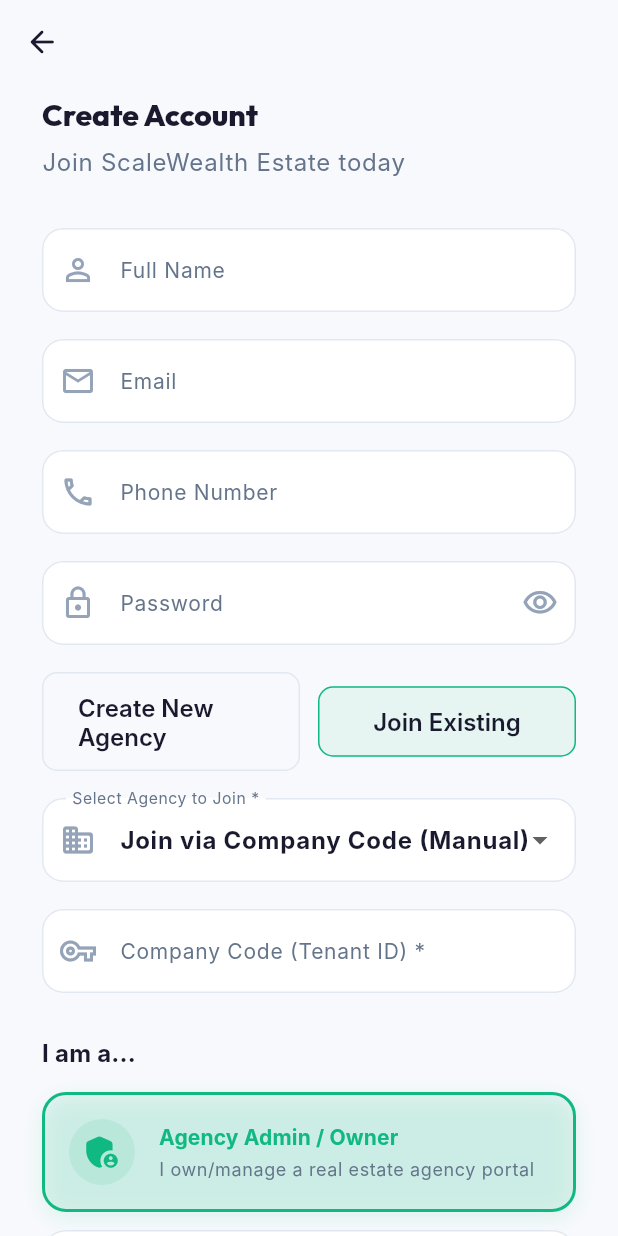
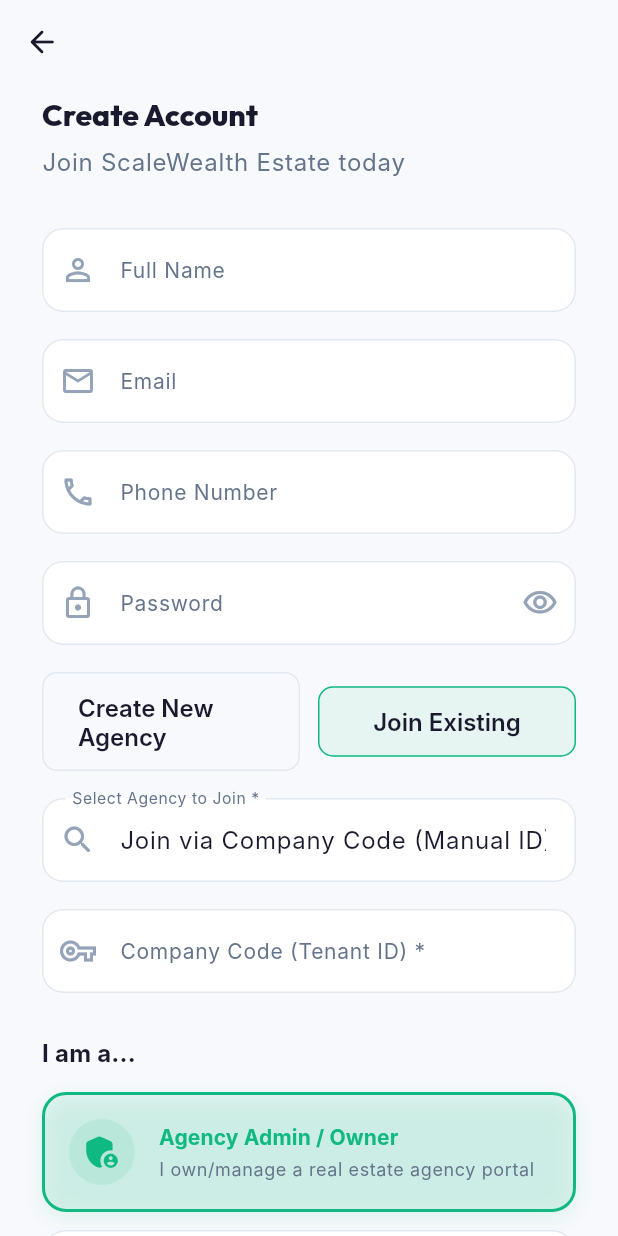
Before and after one commit to pastrola1-cmd/nissieidealsheltersLtd, a Flutter app: the SignupScreen screen opened by its route, after a tap on "Agency Admin / Owner", after a tap on "Join Existing", on a phone screen of 412 x 824 dp. Run offline on Flutter 3.47's test engine with Material 3 defaults, Android fonts, the phone set to English and light mode, and no system bars; our stand-ins replace csv, file_picker, firebase_core, firebase_messaging, flutter_dotenv, flutter_riverpod and 9 more; accounts and stored records are empty; Roboto replaces fonts that are missing (Inter).

Commit message:
fix: enforce partner approval routing and replace agency dropdown with searchable autocomplete

```diff
--- a/lib/screens/auth/signup_screen.dart
+++ b/lib/screens/auth/signup_screen.dart
@@ -49,7 +49,14 @@
       final service = ref.read(supabaseServiceProvider);
       final list = await service.getCompanies(excludeHidden: true);
       setState(() {
-        _companies = list;
+        _companies = [
+          Company(
+            id: 'manual',
+            name: 'Join via Company Code (Manual ID)',
+            createdAt: DateTime.now(),
+          ),
+          ...list,
+        ];
         if (list.isNotEmpty) {
           _selectedCompanyId = list.first.id;
         } else {
@@ -58,6 +65,13 @@
       });
     } catch (e) {
       setState(() {
+        _companies = [
+          Company(
+            id: 'manual',
+            name: 'Join via Company Code (Manual ID)',
+            createdAt: DateTime.now(),
+          ),
+        ];
         _selectedCompanyId = 'manual';
       });
     } finally {
@@ -420,47 +434,115 @@
                             child: CircularProgressIndicator(color: AppColors.accent),
                           ),
                         )
-                      : DropdownButtonFormField<String>(
-                          value: _selectedCompanyId,
-                          dropdownColor: AppColors.surface,
+                      : RawAutocomplete<Company>(
+                          optionsBuilder: (TextEditingValue textEditingValue) {
+                            return _companies.where((Company company) {
+                              return company.name
+                                  .toLowerCase()
+                                  .contains(textEditingValue.text.toLowerCase());
+                            });
+                          },
+                          displayStringForOption: (Company company) => company.name,
+                          onSelected: (Company company) {
+                            setState(() {
+                              _selectedCompanyId = company.id;
+                            });
+                          },
+                          optionsViewBuilder: (BuildContext context,
+                              AutocompleteOnSelected<Company> onSelected,
+                              Iterable<Company> options) {
+                            return Align(
+                              alignment: Alignment.topLeft,
+                              child: Material(
+                                elevation: 8.0,
+                                borderRadius: BorderRadius.circular(12),
+                                color: AppColors.surface,
+                                child: Container(
+                                  width: MediaQuery.of(context).size.width - 64,
+                                  constraints: const BoxConstraints(maxHeight: 220.0),
+                                  decoration: BoxDecoration(
+                                    borderRadius: BorderRadius.circular(12),
+                                    border: Border.all(color: AppColors.border),
+                                  ),
+                                  child: ClipRRect(
+                                    borderRadius: BorderRadius.circular(12),
+                                    child: ListView.builder(
+                                      padding: EdgeInsets.zero,
+                                      shrinkWrap: true,
+                                      itemCount: options.length,
+                                      itemBuilder: (BuildContext context, int index) {
+                                        final Company option = options.elementAt(index);
+                                        return InkWell(
+                                          onTap: () {
+                                            onSelected(option);
+                                          },
+                                          child: Container(
+                                            padding: const EdgeInsets.symmetric(
+                                                horizontal: 16.0, vertical: 14.0),
+                                            decoration: BoxDecoration(
+                                              border: index < options.length - 1
+                                                  ? Border(bottom: BorderSide(color: AppColors.border.withValues(alpha: 0.5)))
+                                                  : null,
+                                            ),
+                                            child: Text(
+                                              option.name,
+                                              style: const TextStyle(
+                                                  color: AppColors.textPrimary,
+                                                  fontSize: 14,
+                                                  fontWeight: FontWeight.w500),
+                                            ),
+                                          ),
+                                        );
+                                      },
+                                    ),
+                                  ),
+                                ),
+                              ),
+                            );
+                          },
+                          fieldViewBuilder: (BuildContext context,
+                              TextEditingController textEditingController,
+                              FocusNode focusNode,
+                              VoidCallback onFieldSubmitted) {
+                            // Sync selected company to text controller on first load
+                            if (textEditingController.text.isEmpty && _selectedCompanyId != null) {
+                              final current = _companies.firstWhere(
+                                (c) => c.id == _selectedCompanyId,
+                                orElse: () => _companies.first,
+                              );
+                              textEditingController.text = current.name;
+                            }
+
+                            return TextFormField(
+                              controller: textEditingController,
+                              focusNode: focusNode,
                               style: theme.textTheme.bodyLarge?.copyWith(
                                 color: AppColors.textPrimary,
                               ),
                               decoration: _inputDecoration(
                                 label: _selectedRole == _UserRole.admin
                                     ? 'Select Agency to Join *'
-                                : 'Select Agency *',
-                            hint: 'Select your agency',
-                            prefixIcon: Icons.business_rounded,
+                                    : 'Select Agency (Type to Search) *',
+                                hint: 'Search agency by name...',
+                                prefixIcon: Icons.search_rounded,
                               ),
-                          items: [
-                            DropdownMenuItem<String>(
-                              value: 'manual',
-                              child: Text(
-                                _selectedRole == _UserRole.admin
-                                    ? 'Join via Company Code (Manual)'
-                                    : 'Enter Company Code Manually / Fallback',
-                                style: const TextStyle(fontWeight: FontWeight.bold),
-                              ),
-                            ),
-                            ..._companies.map((c) => DropdownMenuItem<String>(
-                                  value: c.id,
-                                  child: Text(
-                                    c.name,
-                                    overflow: TextOverflow.ellipsis,
-                                  ),
-                                )),
-                          ],
-                          onChanged: (val) {
-                            setState(() {
-                              _selectedCompanyId = val;
-                            });
-                          },
-                          validator: (val) {
-                            if (val == null) {
+                              validator: (value) {
+                                if (_selectedCompanyId == null) {
                                   return 'Please select an agency';
                                 }
+                                final selectedCompany = _companies.firstWhere(
+                                  (c) => c.id == _selectedCompanyId,
+                                  orElse: () => Company(
+                                      id: '',
+                                      name: '',
+                                      createdAt: DateTime.now()),
+                                );
+                                if (textEditingController.text != selectedCompany.name) {
+                                  return 'Please select an agency from suggestions';
+                                }
                                 return null;
+                              },
+                            );
                           },
                         ),
                   if (_selectedCompanyId == 'manual') ...[
```
Also changed, not shown: lib/config/routes.dart (+12 -0 lines). Lines whose indentation alone changed are shown as unchanged.
